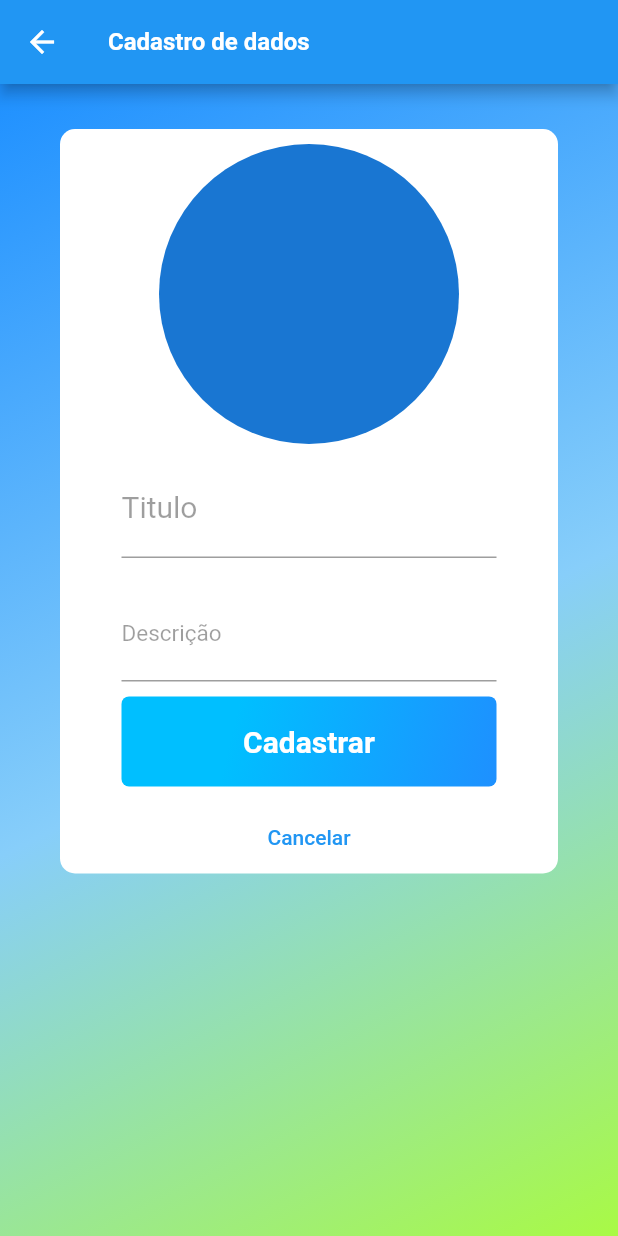
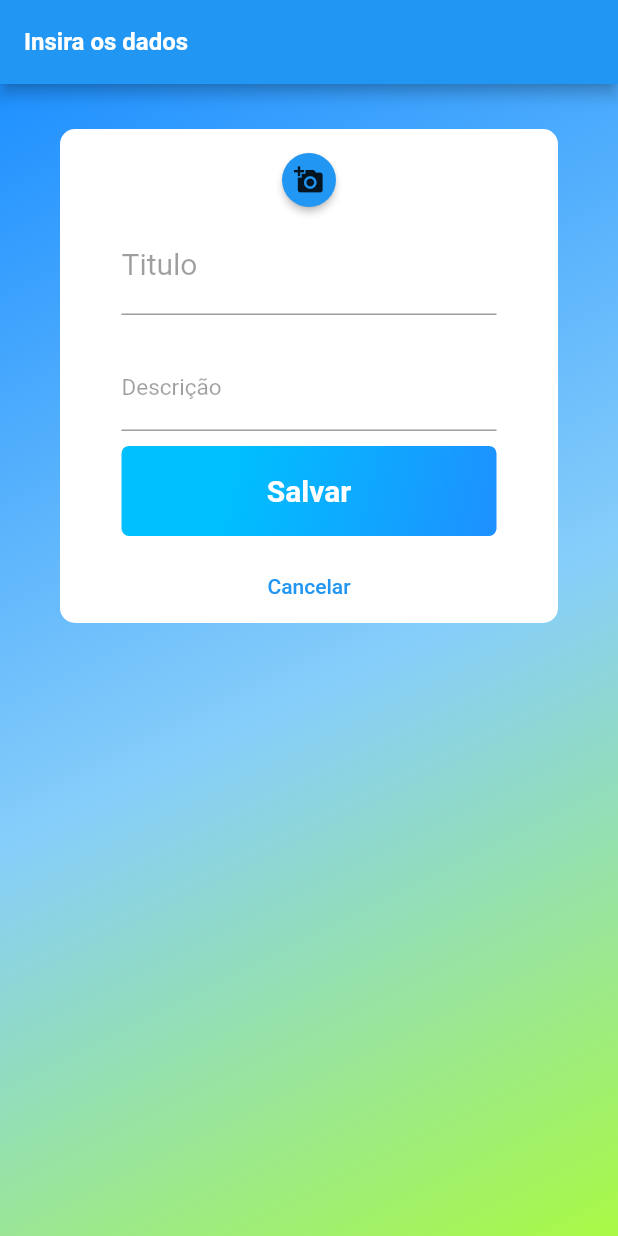
Before and after one commit to RafaelaRamos/ListFlutterApp, a Flutter app: the screen it shows after launch, after a tap on the "add" icon, on a phone screen of 412 x 824 dp. Run offline on Flutter 3.47's test engine with Material 2 defaults, Android fonts, the phone set to English and light mode, and no system bars; our stand-ins replace image_picker, sqflite; accounts and stored records are empty.

Commit message:
adicionando projeto

```diff
--- a/listapp/lib/data/db.dart
+++ b/listapp/lib/data/db.dart
@@ -1,9 +1,4 @@
 import 'package:sqflite/sqflite.dart';
-import 'package:sqflite/sqlite_api.dart';
-import 'package:sqflite/sqflite.dart';
-import 'package:sqflite/sqlite_api.dart';
-import 'dart:io' as io;
-
 import 'package:path/path.dart';
 
 class DBHelper {
@@ -21,7 +16,7 @@ class DBHelper {
 
   _initDatabase() async {
     return await openDatabase(
-      join(await getDatabasesPath(), 'siagro.db'),
+      join(await getDatabasesPath(), 'lista.db'),
       version: 4,
       onCreate: _onCreate,
     );
@@ -31,14 +26,15 @@ class DBHelper {
     await db.execute(_lista);
   }
 
-  String get _lista=> '''
+  String get _lista => '''
     CREATE TABLE lista  (
       id INTEGER PRIMARY KEY AUTOINCREMENT,
       titulo TEXT,
       descricao TEXT,
-      foto TEXT,
-
+      foto BLOB
 
     );
   ''';
+
+
 }
--- a/listapp/lib/main.dart
+++ b/listapp/lib/main.dart
@@ -1,7 +1,8 @@
 import 'package:flutter/material.dart';
 import 'package:listapp/routes/appRoutes.dart';
 import 'package:listapp/screens/crud.dart';
-import 'package:listapp/screens/list.dart';
+import 'package:listapp/screens/home.dart';
+
 
 
 void main() {
--- /dev/null
+++ b/listapp/lib/models/item.dart
@@ -0,0 +1,31 @@
+
+import 'dart:typed_data';
+
+
+class Item {
+  int? id;
+  String? titulo;
+  String? descricao;
+  Uint8List? foto;
+  Item({this.id, this.titulo, this.descricao,
+        this.foto
+   });
+
+
+  Map<String, dynamic> toMap() {
+  var map = Map<String, dynamic>();
+  map['id']=id;
+  map['titulo'] = titulo;
+  map['descricao'] = descricao;
+  map['foto'] = foto;
+
+   return map;
+ }
+ Item.fromMapObject(Map<String, dynamic> map) {
+    this.id = map['id'];
+    this.titulo = map['titulo'];
+    this.descricao = map['descricao'];
+    this.foto = map['foto'];
+ }
+
+}
--- a/listapp/lib/models/user.dart
+++ /dev/null
@@ -1,5 +0,0 @@
-class User {
-  String? titulo;
-  String? descricao;
-  String ? avatar;
-}
--- a/listapp/lib/screens/crud.dart
+++ b/listapp/lib/screens/crud.dart
@@ -1,27 +1,74 @@
-import 'package:flutter/cupertino.dart';
+import 'dart:io';
+import 'dart:typed_data';
 import 'package:flutter/material.dart';
+import 'package:image_picker/image_picker.dart';
+import 'package:listapp/data/db.dart';
+import 'package:listapp/models/item.dart';
 import 'package:listapp/routes/appRoutes.dart';
+import 'package:sqflite/sqflite.dart';
 
 class Crud extends StatefulWidget {
 
+  const Crud({Key? key}) : super(key: key);
 
   @override
   _CrudState createState() => _CrudState();
 }
 
 class _CrudState extends State<Crud> {
-
+  late Database db;
   final _form = GlobalKey<FormState>();
   final Map<String, String> _formData = {};
+  late Uint8List foto;
+  int id = 0;
+  bool validFoto = false;
+  bool update = false;
+
+  void _loadFormData(Item item) {
+    late String? titulo = item.titulo;
+    late String? descricao = item.descricao;
+      _formData['titulo'] = titulo!;
+      _formData['descricao'] = descricao!;
+
+  }
+
+
+  @override
+  void didChangeDependencies() {
+    final item = ModalRoute.of(context)?.settings.arguments as Item?;
+    if (item != null) {
+      setState(() {
+        update = true;
+        id = item.id!;
+        validFoto = true;
+        foto = item.foto!;
+      });
+      _loadFormData(item);
+    }
+    super.didChangeDependencies();
+  }
 
   @override
   Widget build(BuildContext context) {
-
     return Scaffold(
         appBar: AppBar(
-          title: Text('Cadastro de dados',
+           automaticallyImplyLeading: false,
+            title: Text('Insira os dados',
                 style: TextStyle(fontWeight: FontWeight.bold, fontSize: 16)),
+            actions: <Widget>[
+              Visibility(
+                visible: update,
+                child: IconButton(
+                  icon: Icon(Icons.delete),
+                  onPressed: () {
+                    apagarItem(id);
+                    Navigator.of(context).pushNamed(
+                      Routers.HOME,
+                    );
+                  },
                 ),
+              )
+            ]),
         body: SingleChildScrollView(
           child: Container(
               height: MediaQuery.of(context).size.height,
@@ -55,26 +102,33 @@ class _CrudState extends State<Crud> {
                             ),
                             Container(
                               width: 250,
-                              child: CircleAvatar(
-                                radius: 100,
-                                child:Row(
-                                  children: <Widget>[
-                                   Icon(Icons.person),
-                                    SizedBox(
-                              height: 10,
+                              alignment: Alignment.center,
+                              // ignore: prefer_const_constructors
+                              decoration: BoxDecoration(),
                             ),
-
-
-                                   ]),
-
-
-                                 )),
-                            SizedBox(
-                              height: 10,
+                            RawMaterialButton(
+                              onPressed: () {
+                                this._getImage();
+                              },
+                              elevation: 2.0,
+                              fillColor: Colors.blue,
+                              // ignore: prefer_const_constructors
+                              child: Icon(
+                                Icons.add_a_photo,
+                                size: 20.0,
                               ),
+                              shape: CircleBorder(),
+                            ),
+                            if (validFoto)
+                              new Container(
+                                  height: 200,
+                                  decoration: BoxDecoration(
+                                      image: DecorationImage(
+                                          image: MemoryImage(foto)))),
                             Container(
                               width: 250,
                               child: TextFormField(
+                                initialValue: _formData['titulo'],
                                 // autofocus: true,
                                 keyboardType: TextInputType.text,
                                 validator: (value) {
@@ -82,7 +136,8 @@ class _CrudState extends State<Crud> {
                                     return '* Campo obrigatório';
                                   }
                                 },
-                                onSaved: (value) => _formData['nome'] = value!,
+                                onSaved: (value) =>
+                                    _formData['titulo'] = value!,
                                 decoration: InputDecoration(
                                   labelText: "Titulo",
                                   labelStyle: TextStyle(
@@ -102,6 +157,7 @@ class _CrudState extends State<Crud> {
                             Container(
                               width: 250,
                               child: TextFormField(
+                                initialValue: _formData['descricao'],
                                 // autofocus: true,
                                 keyboardType: TextInputType.text,
                                 validator: (value) {
@@ -109,7 +165,8 @@ class _CrudState extends State<Crud> {
                                     return '* Campo obrigatório';
                                   }
                                 },
-                                onSaved: (value) => _formData['nome'] = value!,
+                                onSaved: (value) =>
+                                    _formData['descricao'] = value!,
                                 decoration: InputDecoration(
                                   labelText: "Descrição",
                                   labelStyle: TextStyle(
@@ -119,7 +176,7 @@ class _CrudState extends State<Crud> {
                                   ),
                                 ),
                                 style: TextStyle(
-                                  fontSize: 20,
+                                  fontSize: 15,
                                 ),
                               ),
                             ),
@@ -146,8 +203,18 @@ class _CrudState extends State<Crud> {
                               ),
                               child: SizedBox.expand(
                                 child: TextButton(
-                                  child: Text(
-                                    "Cadastrar",
+                                  child: (update)
+                                      ? Text(
+                                          "Atualizar",
+                                          style: TextStyle(
+                                            fontWeight: FontWeight.bold,
+                                            color: Colors.white,
+                                            fontSize: 20,
+                                          ),
+                                          textAlign: TextAlign.center,
+                                        )
+                                      : Text(
+                                          "Salvar",
                                           style: TextStyle(
                                             fontWeight: FontWeight.bold,
                                             color: Colors.white,
@@ -156,22 +223,34 @@ class _CrudState extends State<Crud> {
                                           textAlign: TextAlign.center,
                                         ),
                                   onPressed: () {
-                                   /* final isValid =
-                                        _form.currentState.validate();
+                                    final isValid =
+                                        _form.currentState!.validate();
                                     if (isValid) {
-                                      _form.currentState.save();
-                                      Provider.of<ModuloProvider>(context,
-                                              listen: false)
-                                          .setModulo(
-                                              Modulo(
-                                                  nome: _formData['nome']
+                                      _form.currentState!.save();
+                                      if (update) {
+                                        atualizarItem(
+                                          Item(
+                                              id: id,
+                                              titulo: _formData['titulo']
                                                   .toString(),
-                                                  idPropriedade:
-                                                      widget._idPropriedade),
-                                              this.locationList);
+                                              descricao: _formData['descricao']
+                                                  .toString(),
+                                              foto: foto),
+                                        );
+                                      } else {
+                                        saveItem(Item(
+                                            titulo:
+                                                _formData['titulo'].toString(),
+                                            descricao: _formData['descricao']
+                                                .toString(),
+                                            foto: foto));
+                                      }
 
-                                      Navigator.pop(context);*/
+                                      Navigator.of(context).pushNamed(
+                                        Routers.HOME,
+                                      );
                                       //  }
+                                    }
                                   },
                                 ),
                               ),
@@ -186,8 +265,8 @@ class _CrudState extends State<Crud> {
                                   "Cancelar",
                                   textAlign: TextAlign.center,
                                 ),
-                                onPressed: () => Navigator.pushNamed(
-                                    context, Routers.HOME),
+                                onPressed: () =>
+                                    Navigator.pushNamed(context, Routers.HOME),
                               ),
                             ),
                           ],
@@ -198,5 +277,35 @@ class _CrudState extends State<Crud> {
         ));
   }
 
+  Future _getImage() async {
+
+    var image = await ImagePicker().pickImage(
+        source: ImageSource.gallery,
+        imageQuality: 50,
+        maxHeight: 576,
+        maxWidth: 720);
+    final file = File(image!.path);
+    final fotoBytes = file.readAsBytesSync();
+   setState(() {
+      foto = fotoBytes;
+      validFoto = true;
+    });
+  }
+
+//Salvar item na lista
+  Future<void> saveItem(Item item) async {
+  db = await DBHelper.instance.database;
+   db.insert("lista", item.toMap());
+  }
+//apagar item na lista
+  Future<void> apagarItem(int id) async {
+    db = await DBHelper.instance.database;
+    db.rawDelete('DELETE FROM lista WHERE id = $id');
 
   }
+//atualizar item na lista
+  Future<void> atualizarItem(Item item) async {
+  db = await DBHelper.instance.database;
+  await db.update("lista", item.toMap(), where: "id = ?", whereArgs: [item.id]);
+  }
+}
--- /dev/null
+++ b/listapp/lib/screens/home.dart
@@ -0,0 +1,81 @@
+import 'package:flutter/material.dart';
+import 'package:listapp/data/db.dart';
+import 'package:listapp/models/item.dart';
+import 'package:listapp/routes/appRoutes.dart';
+import 'package:listapp/screens/itemTile.dart';
+import 'package:sqflite/sqflite.dart';
+
+class HomeList extends StatefulWidget {
+  const HomeList({Key? key}) : super(key: key);
+
+  @override
+  _HomeListState createState() => _HomeListState();
+}
+
+class _HomeListState extends State<HomeList> {
+  late List<Item> lista;
+  late Database db;
+  Item? item;
+  late int tamanhoLista = 0;
+
+  @override
+  void initState() {
+    getlistdb();
+    super.initState();
+  }
+
+
+  @override
+  Widget build(BuildContext context) {
+    return Scaffold(
+        appBar: AppBar(
+          automaticallyImplyLeading: false,
+            title: Text('Listagem dos dados',
+                style: TextStyle(fontWeight: FontWeight.bold)),
+            actions: <Widget>[
+              IconButton(
+                icon: Icon(Icons.add),
+                onPressed: () {
+                  Navigator.of(context).pushNamed(
+                    Routers.CRUD,
+                   arguments: item
+
+                  );
+                },
+              ),
+            ]),
+        body: Container(
+            child: RefreshIndicator(
+          onRefresh: _reloadList,
+          child: ListView.builder(
+              itemCount: tamanhoLista,
+              itemBuilder: (ctx, i) => ItemTile(lista[i])),
+        )));
+  }
+
+
+  //recuperando dados no banco de dados
+ getlistdb() async {
+    db = await DBHelper.instance.database;
+    var result = await db.rawQuery("SELECT * FROM lista");
+    var mapList = await result;
+    int count = mapList.length;
+    List<Item> listaAuxiliar = <Item>[];
+
+    for (int i = 0; i < count; i++) {
+      listaAuxiliar.add(Item.fromMapObject((result[i])));
+    }
+    setState(() {
+     lista = listaAuxiliar;
+      tamanhoLista = listaAuxiliar.length;
+    });
+  }
+//Refresh na lista
+  Future<void> _reloadList() async {
+    var newList = await Future.delayed(const Duration(seconds: 2), () => getlistdb());
+    setState(() {
+      lista = newList;
+    });
+  }
+
+}
--- a/listapp/lib/screens/list.dart
+++ /dev/null
@@ -1,25 +0,0 @@
-import 'package:flutter/cupertino.dart';
-import 'package:flutter/material.dart';
-import 'package:listapp/routes/appRoutes.dart';
-
-class HomeList extends StatefulWidget {
-  @override
-  _HomeListState createState() => _HomeListState();
-}
-
-class _HomeListState extends State<HomeList> {
-  @override
-  Widget build(BuildContext context) {
-    return Scaffold(
-        appBar: AppBar(
-            title: Text('Listagem dos dados', style: TextStyle(fontWeight: FontWeight.bold)),
-            actions: <Widget>[
-          IconButton(
-            icon: Icon(Icons.add),
-            onPressed: () {
-              Navigator.of(context).pushNamed(Routers.CRUD);
-            },
-          ),
-        ]));
-  }
-}
--- a/listapp/pubspec.yaml
+++ b/listapp/pubspec.yaml
@@ -35,6 +35,7 @@ dependencies:
   # Use with the CupertinoIcons class for iOS style icons.
   cupertino_icons: ^1.0.2
   sqflite: ^2.0.2
+  image_picker: ^0.8.4+5
 
 dev_dependencies:
   flutter_test:
```
Also changed, not shown: listapp/lib/screens/itemTile.dart (added, +38 -0 lines). Lines whose indentation alone changed are shown as unchanged.
